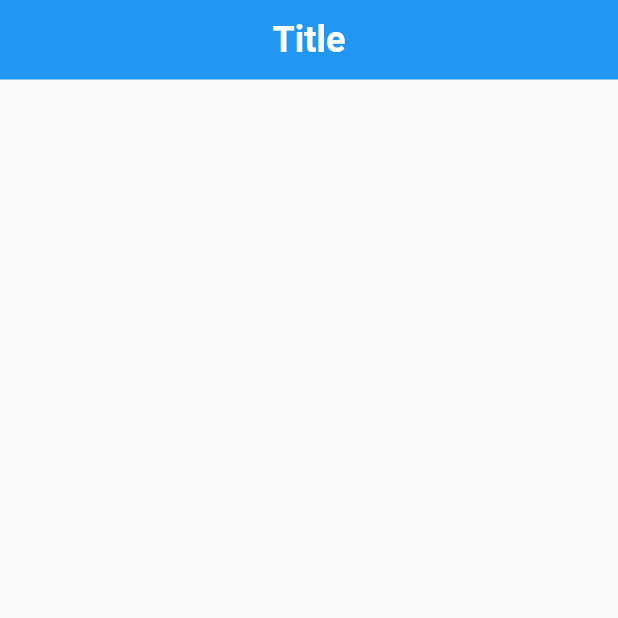
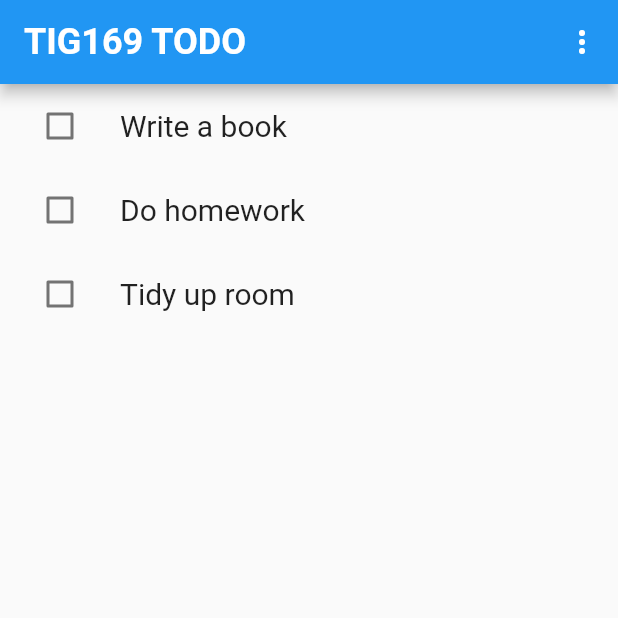
Before and after one commit to gu-tig169-ht21/gusnaumhe, a Flutter app: the screen it shows after launch, on a phone screen of 412 x 824 dp, the top half of it. Run offline on Flutter 3.47's test engine with Material 2 defaults, Android fonts, the phone set to English and light mode, and no system bars.

```diff
--- a/lib/main.dart
+++ b/lib/main.dart
@@ -1,5 +1,16 @@
 import 'package:flutter/material.dart';
 
+
+class NotificationSetting {
+  String title;
+  bool value;
+
+  NotificationSetting({
+    required this.title,
+    this.value = false,
+  });
+}
+//--------------------------------------------------------------------------------------------------
 void main() {
   runApp(MyApp());
 }
@@ -14,26 +25,92 @@ class MyApp extends StatelessWidget {
 }
 
 class MainView extends StatelessWidget {
+
+  final notifications = [
+      NotificationSetting(title: 'Write a book'),
+      NotificationSetting(title: 'Do homework'),
+      NotificationSetting(title: 'Tidy up room'),
+  ];
+
+  get value => null;
+
   @override
   Widget build(BuildContext context) {
     return Scaffold(
+      appBar: AppBar(
+        // ignore: prefer_const_constructors
+        title: Text(
+          'TIG169 TODO',
+          style: const TextStyle(color: Colors.white,fontSize: 24, fontWeight: FontWeight.bold),
+          ),
+        actions: [
+          IconButton(icon: Icon(Icons.more_vert),
+          onPressed: () {
+            //
+            // ----------- Denna ska flyttas!! ----------------------------
+            //
+            Navigator.push(
+              context,
+              MaterialPageRoute(builder: (context) => SecondView()));
+            //
+            //-------------------------------------------------------------
+            //
+          }),
+        ],
+      ),
       body: Center(
         child: Column(
           mainAxisAlignment: MainAxisAlignment.start,
           crossAxisAlignment: CrossAxisAlignment.start,
           children: [
-            _appBar(),
+            //_appBar(),
+            ...notifications.map(buildSingleCheckbox).toList(),
+           // _buildCheckbox(),
           ],
         ), //Column
       ), //Center
     ); //Scaffold
   }
 
+
   Widget _appBar() {
     return Container(
       height: 53,
-      decoration: BoxDecoration(color: Colors.blue),
-      child: Center(child: Text('Title', style: TextStyle(color: Colors.white, fontSize: 24, fontWeight: FontWeight.bold),),)
+      decoration: BoxDecoration(color: Colors.blueGrey[200]),
+      child: Center(child: Text('TIG169 TODO', style: TextStyle(color: Colors.white, fontSize: 24, fontWeight: FontWeight.bold),),)
+      );
+    }
+
+  Widget buildSingleCheckbox(NotificationSetting notification) =>
+    _buildCheckbox(
+      notification: notification,
+      onClicked: () {
+        setState(() {
+          final newValue = !notification.value;
+          notification.value = newValue;
+        });
+      },
     );
+
+  Widget _buildCheckbox({
+    required NotificationSetting notification,
+    required VoidCallback onClicked,
+  }) => ListTile(
+    onTap: onClicked,
+  leading: Checkbox(
+        value: notification.value,
+        onChanged: (value) => onClicked(),
+      ),
+      title: Text(
+        notification.title,
+        style: TextStyle(fontSize: 20, fontWeight: FontWeight.normal)),
+    );
+
+  void setState(Null Function() param0) {}
+}
+
+class SecondView extends StatelessWidget {
+  Widget build(BuildContext context) {
+    return Scaffold();
   }
 }
```
